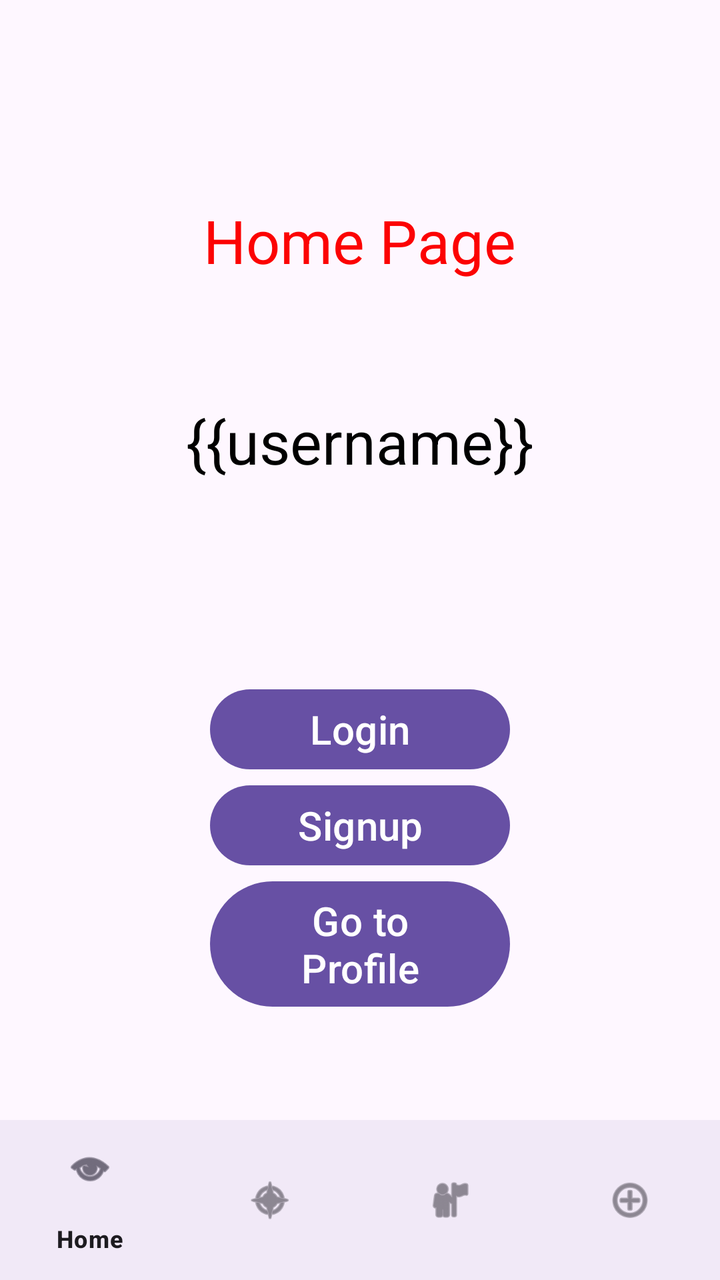
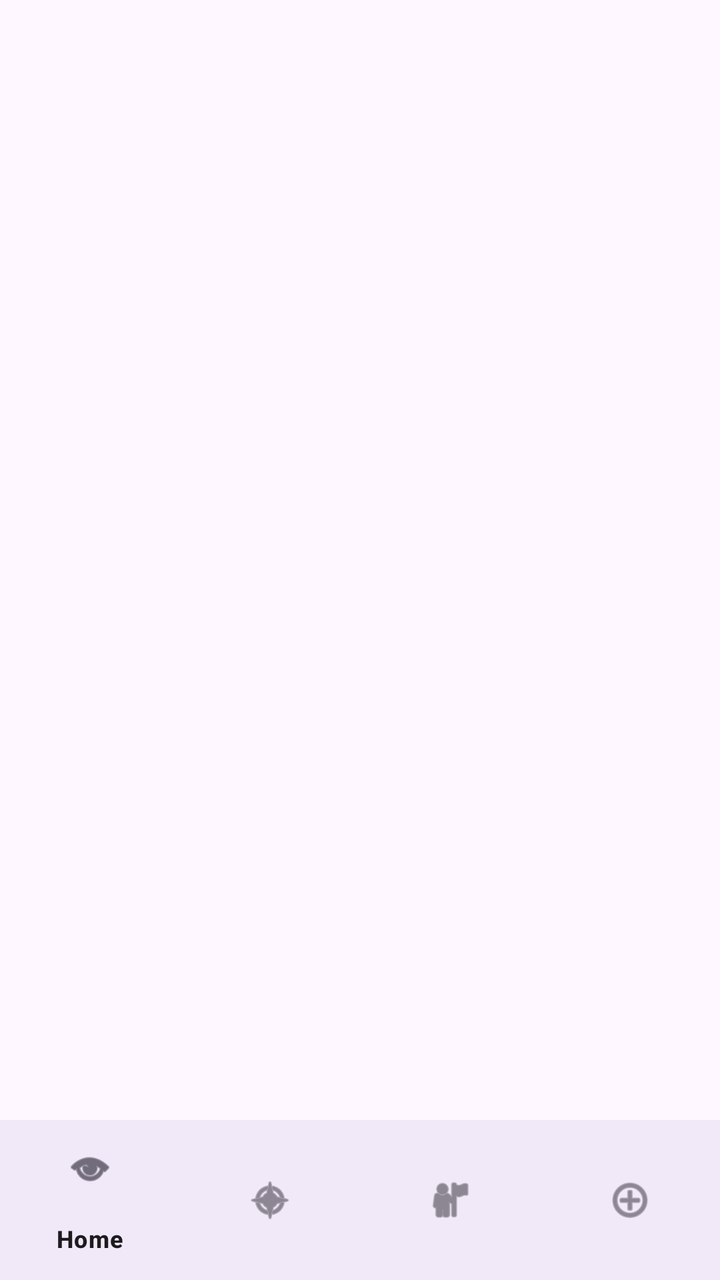

The first picture is an Android layout as it rendered before a commit; the second is the same layout after the commit. The layout source and the unified diff follow.
<!-- AndroidManifest.xml: application theme Theme.AndroidExample -->
<!-- res/layout/activity_main.xml -->
<?xml version="1.0" encoding="utf-8"?>
<androidx.appcompat.widget.LinearLayoutCompat xmlns:tools="http://schemas.android.com/tools"
    xmlns:android="http://schemas.android.com/apk/res/android"
    xmlns:app="http://schemas.android.com/apk/res-auto"
    tools:context=".MainActivity"
    android:layout_height="match_parent"
    android:layout_width="match_parent"
    android:orientation="vertical">

    <TextView
        android:id="@+id/main_msg_txt"
        android:layout_width="wrap_content"
        android:layout_height="wrap_content"
        android:text="Home Page"
        android:layout_gravity="center"
        android:layout_marginTop="100dp"
        android:layout_marginBottom="50dp"
        android:textSize="30dp"
        android:textColor="#fc0303">
    </TextView>

    <TextView
        android:id="@+id/main_username_txt"
        android:layout_width="wrap_content"
        android:layout_height="wrap_content"
        android:text="{{username}}"
        android:layout_gravity="center"
        android:layout_marginTop="10dp"
        android:layout_marginBottom="100dp"
        android:textSize="30dp"
        android:textColor="#000000">
    </TextView>


    <Button
        android:id="@+id/main_login_btn"
        android:layout_width="150dp"
        android:layout_height="wrap_content"
        android:layout_gravity="center"
        android:text="Login"
        android:textSize="20sp"
        android:textColor="#ffffff">
    </Button>

    <Button
        android:id="@+id/main_signup_btn"
        android:layout_width="150dp"
        android:layout_height="wrap_content"
        android:layout_gravity="center"
        android:text="Signup"
        android:textSize="20sp"
        android:textColor="#ffffff">
    </Button>

    <Button
        android:id="@+id/main_logout_btn"
        android:layout_width="wrap_content"
        android:layout_height="wrap_content"
        android:text="Logout"
        android:visibility="gone" />

    <Button
        android:id="@+id/profile_btn"
        android:layout_width="150dp"
        android:layout_height="wrap_content"
        android:layout_gravity="center"
        android:text="Go to Profile"
        android:textSize="20sp"
        android:textColor="#ffffff"
        >
    </Button>

    <FrameLayout
        android:id="@+id/fragment_container"
        android:layout_width="match_parent"
        android:layout_height="0dp"
        android:layout_weight="1"
        android:layout_above="@id/bottom_navigation"
        />

    <com.google.android.material.bottomnavigation.BottomNavigationView
        android:id="@+id/bottom_navigation"
        android:layout_width="match_parent"
        android:layout_height="wrap_content"
        android:background="?android:attr/windowBackground"
        app:menu="@menu/bottom_nav_menu"
        />

</androidx.appcompat.widget.LinearLayoutCompat>
<!-- resources referenced by this layout -->
<resources>
  <style name="Theme.AndroidExample" parent="Base.Theme.AndroidExample" />
  <style name="Base.Theme.AndroidExample" parent="Theme.Material3.DayNight.NoActionBar">
          
          
      </style>
</resources>

<!-- the commit's change to res/layout/activity_main.xml (unified diff, before → after) -->
@@ -7,68 +7,68 @@
     android:layout_width="match_parent"
     android:orientation="vertical">
 
-    <TextView
-        android:id="@+id/main_msg_txt"
-        android:layout_width="wrap_content"
-        android:layout_height="wrap_content"
-        android:text="Home Page"
-        android:layout_gravity="center"
-        android:layout_marginTop="100dp"
-        android:layout_marginBottom="50dp"
-        android:textSize="30dp"
-        android:textColor="#fc0303">
-    </TextView>
-
-    <TextView
-        android:id="@+id/main_username_txt"
-        android:layout_width="wrap_content"
-        android:layout_height="wrap_content"
-        android:text="{{username}}"
-        android:layout_gravity="center"
-        android:layout_marginTop="10dp"
-        android:layout_marginBottom="100dp"
-        android:textSize="30dp"
-        android:textColor="#000000">
-    </TextView>
 
 
-    <Button
-        android:id="@+id/main_login_btn"
-        android:layout_width="150dp"
-        android:layout_height="wrap_content"
-        android:layout_gravity="center"
-        android:text="Login"
-        android:textSize="20sp"
-        android:textColor="#ffffff">
-    </Button>
 
-    <Button
-        android:id="@+id/main_signup_btn"
-        android:layout_width="150dp"
-        android:layout_height="wrap_content"
-        android:layout_gravity="center"
-        android:text="Signup"
-        android:textSize="20sp"
-        android:textColor="#ffffff">
-    </Button>
 
-    <Button
-        android:id="@+id/main_logout_btn"
-        android:layout_width="wrap_content"
-        android:layout_height="wrap_content"
-        android:text="Logout"
-        android:visibility="gone" />
 
-    <Button
-        android:id="@+id/profile_btn"
-        android:layout_width="150dp"
-        android:layout_height="wrap_content"
-        android:layout_gravity="center"
-        android:text="Go to Profile"
-        android:textSize="20sp"
-        android:textColor="#ffffff"
-        >
-    </Button>
+
+
+
+
+
+
+
+
+
+
+
+
+
+
+
+
+
+
+
+
+
+
+
+
+
+
+
+
+
+
+
+
+
+
+
+
+
+
+
+
+
+
+
+
+
+
+
+
+
+
+
+
+
+
+
+
+
 
     <FrameLayout
         android:id="@+id/fragment_container"
